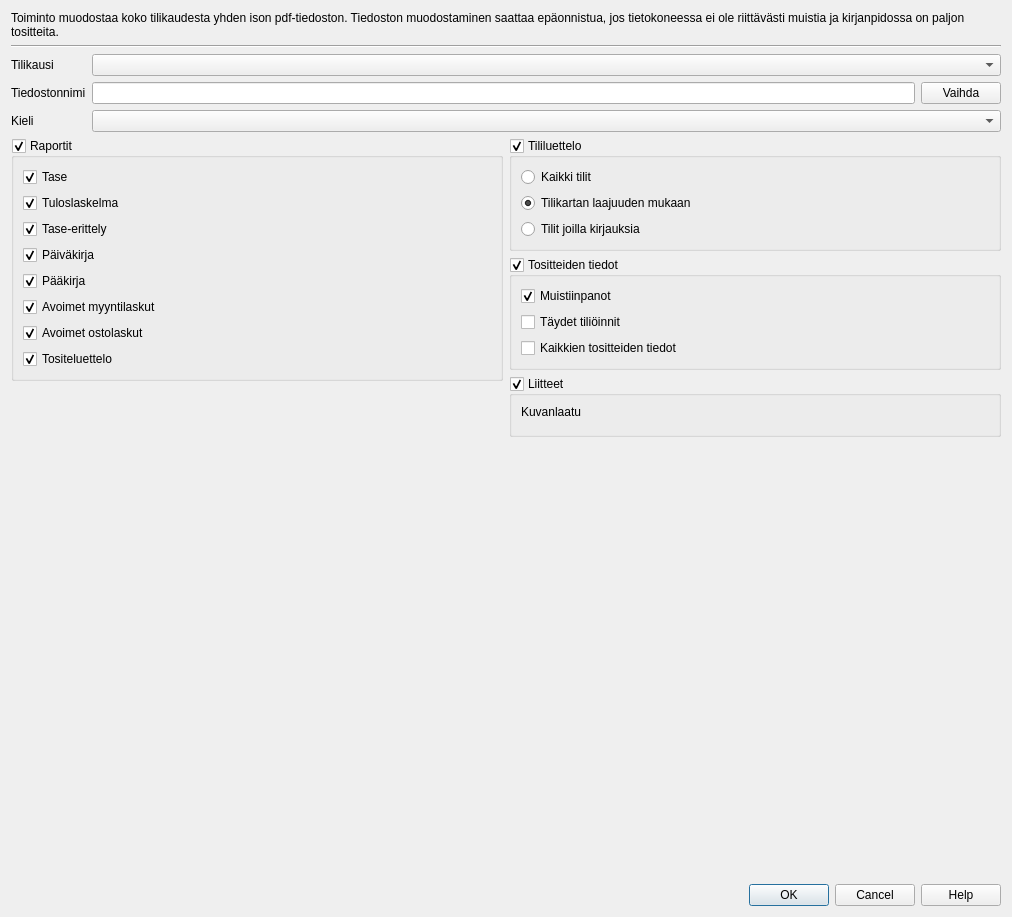
Old version of the form kitsas/arkistoija/aineistodialog.ui in the repository artoh/kitupiikki.
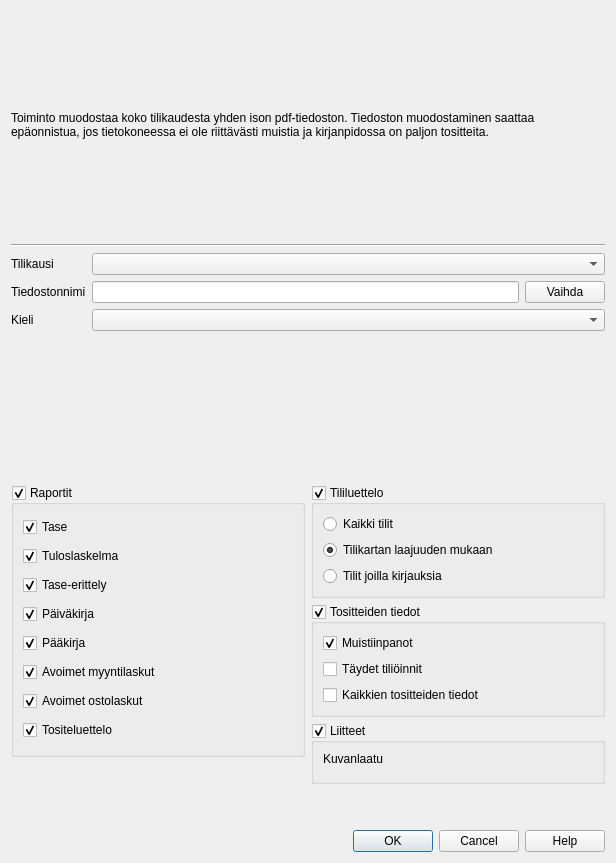
New version of the form. Icons and pictures are not drawn. Custom widgets are drawn as their Qt base class.

What changed in the file:
```diff
--- a/kitsas/arkistoija/aineistodialog.ui
+++ b/kitsas/arkistoija/aineistodialog.ui
@@ -6,8 +6,8 @@
    <rect>
     <x>0</x>
     <y>0</y>
-    <width>1012</width>
-    <height>917</height>
+    <width>616</width>
+    <height>863</height>
    </rect>
   </property>
   <property name="windowTitle">
@@ -194,6 +194,9 @@
          <property name="orientation">
           <enum>Qt::Vertical</enum>
          </property>
+         <property name="sizeType">
+          <enum>QSizePolicy::Minimum</enum>
+         </property>
          <property name="sizeHint" stdset="0">
           <size>
            <width>20</width>
@@ -305,6 +308,9 @@
          <property name="orientation">
           <enum>Qt::Vertical</enum>
          </property>
+         <property name="sizeType">
+          <enum>QSizePolicy::Minimum</enum>
+         </property>
          <property name="sizeHint" stdset="0">
           <size>
            <width>20</width>
@@ -322,6 +328,9 @@
      <property name="orientation">
       <enum>Qt::Vertical</enum>
      </property>
+     <property name="sizeType">
+      <enum>QSizePolicy::Minimum</enum>
+     </property>
      <property name="sizeHint" stdset="0">
       <size>
        <width>20</width>
```
